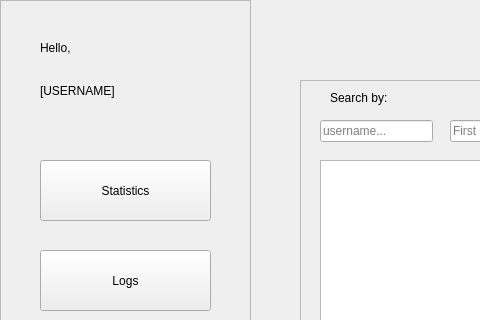
The window that POS/UI/employees.ui (ReiZedlav/CSCC-21.1-Software-Engineering-1) describes before a commit, drawn with Qt 5; both pictures show x 0 to 480 and y 0 to 320 of the 1200 by 700 pixel window.
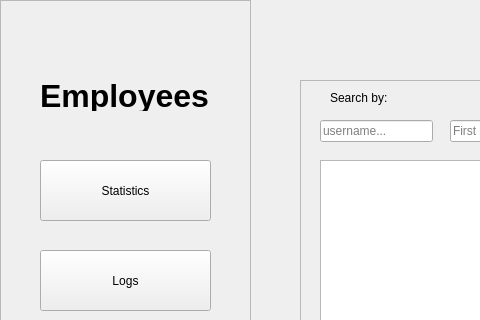
The same window after the commit.

Patch:
```diff
--- a/POS/UI/employees.ui
+++ b/POS/UI/employees.ui
@@ -29,32 +29,6 @@
     <property name="frameShadow">
      <enum>QFrame::Raised</enum>
     </property>
-    <widget class="QLabel" name="greeting">
-     <property name="geometry">
-      <rect>
-       <x>40</x>
-       <y>40</y>
-       <width>55</width>
-       <height>16</height>
-      </rect>
-     </property>
-     <property name="text">
-      <string>Hello,</string>
-     </property>
-    </widget>
-    <widget class="QLabel" name="label_2">
-     <property name="geometry">
-      <rect>
-       <x>40</x>
-       <y>80</y>
-       <width>91</width>
-       <height>21</height>
-      </rect>
-     </property>
-     <property name="text">
-      <string>[USERNAME]</string>
-     </property>
-    </widget>
     <widget class="QPushButton" name="statButton">
      <property name="geometry">
       <rect>
@@ -120,6 +94,26 @@
       <string>Logs</string>
      </property>
     </widget>
+    <widget class="QLabel" name="greeting_2">
+     <property name="geometry">
+      <rect>
+       <x>40</x>
+       <y>80</y>
+       <width>211</width>
+       <height>31</height>
+      </rect>
+     </property>
+     <property name="font">
+      <font>
+       <pointsize>24</pointsize>
+       <weight>75</weight>
+       <bold>true</bold>
+      </font>
+     </property>
+     <property name="text">
+      <string>Employees</string>
+     </property>
+    </widget>
    </widget>
    <widget class="QFrame" name="frame_2">
     <property name="geometry">
```
